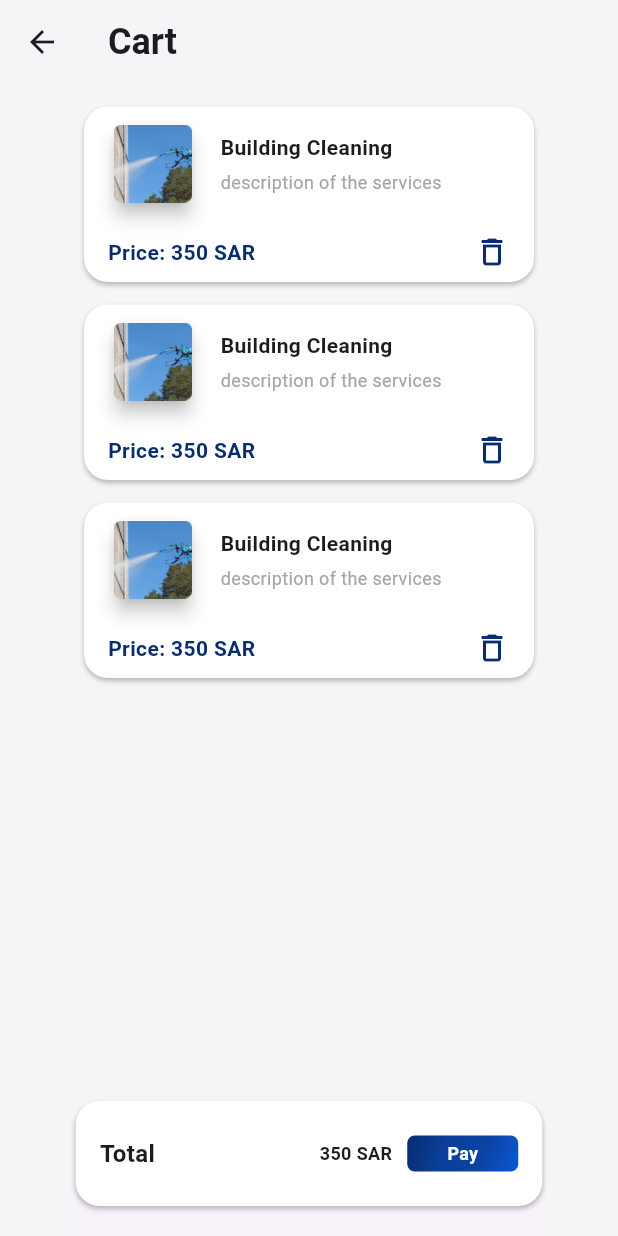
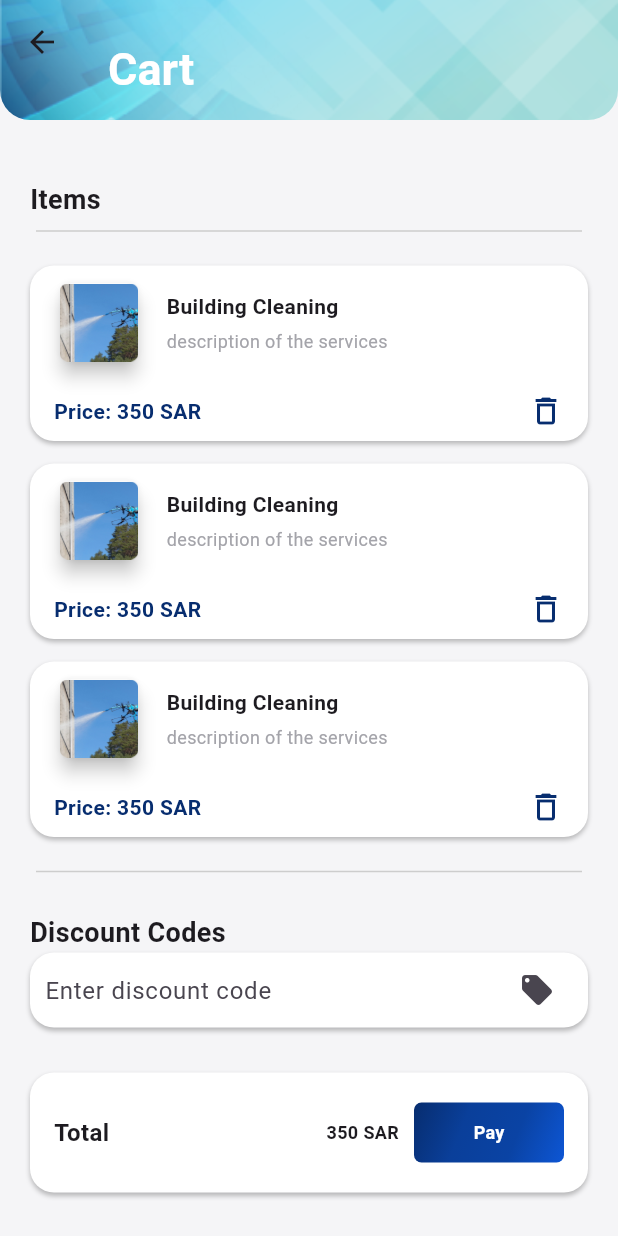
Before and after one commit to Abdulaziz-Alamri/Dronify_app, a Flutter app: the CartScreen screen opened directly, on a phone screen of 412 x 824 dp. Run offline on Flutter 3.47's test engine with Material 3 defaults, Android fonts, the phone set to English and light mode, and no system bars; our stand-ins replace animated_bottom_navigation_bar, bloc, flutter_bloc, font_awesome_flutter, image_picker, pinput and 1 more.

Commit message:
cart updated

```diff
--- a/apps/dronify/lib/Bottom_Nav/bottom_nav_bloc/bottom_nav_bloc.dart
+++ b/apps/dronify/lib/Bottom_Nav/bottom_nav_bloc/bottom_nav_bloc.dart
@@ -1,19 +1,16 @@
 import 'dart:async';
 
 import 'package:bloc/bloc.dart';
+import 'package:dronify/Cart/cart_screen.dart';
 import 'package:dronify/Home/home_screen.dart';
 import 'package:dronify/Order/order_screen.dart';
 import 'package:flutter/material.dart';
-
 
 part 'bottom_nav_event.dart';
 part 'bottom_nav_state.dart';
 
 class BottomNavBloc extends Bloc<BottomNavEvent, BottomNavState> {
-  List<Widget> views = [
-   HomeScreen(),
-   OrderScreen()
-  ];
+  List<Widget> views = [HomeScreen(), OrderScreen(), CartScreen()];
 
   int currentIndex = 0;
 
--- a/apps/dronify/lib/Cart/cart_item_card.dart
+++ b/apps/dronify/lib/Cart/cart_item_card.dart
@@ -9,7 +9,7 @@
       child: Container(
         padding: EdgeInsets.symmetric(horizontal: 16, vertical: 8),
         height: 117,
-        width: 300,
+        width: 400,
         decoration: BoxDecoration(
           color: Colors.white,
           borderRadius: BorderRadius.circular(16),
--- a/apps/dronify/lib/Cart/cart_screen.dart
+++ b/apps/dronify/lib/Cart/cart_screen.dart
@@ -7,44 +7,124 @@
   @override
   Widget build(BuildContext context) {
     return Scaffold(
-      backgroundColor: Color(0xffF5F5F7),
-      appBar: AppBar(
-        backgroundColor: Color(0xffF5F5F7),
-        leading: BackButton(
-          onPressed: () {
-            Navigator.pop(context);
-          },
+      backgroundColor: const Color(0xffF5F5F7),
+      body: CustomScrollView(
+        slivers: [
+          SliverAppBar(
+            expandedHeight: 80.0,
+            flexibleSpace: FlexibleSpaceBar(
+              background: Container(
+                decoration: const BoxDecoration(
+                  image: DecorationImage(
+                    image: AssetImage('assets/appbar1.png'),
+                    fit: BoxFit.cover,
+                  ),
+                  borderRadius: BorderRadius.only(
+                    bottomLeft: Radius.circular(20),
+                    bottomRight: Radius.circular(20),
+                  ),
+                ),
               ),
               title: Text(
                 'Cart',
-          style: TextStyle(fontSize: 24, fontWeight: FontWeight.bold),
+                style: TextStyle(
+                    fontSize: 20,
+                    fontWeight: FontWeight.bold,
+                    color: Colors.white),
               ),
             ),
-      body: SingleChildScrollView(
+            backgroundColor: Colors.transparent,
+            pinned: false,
+          ),
+          SliverToBoxAdapter(
+            child: Padding(
+              padding: const EdgeInsets.symmetric(horizontal: 20),
               child: Column(
                 children: [
                   SizedBox(
+                    height: 40,
+                  ),
+                  const Align(
+                    alignment: Alignment.centerLeft,
+                    child: Text(
+                      'Items',
+                      style: TextStyle(
+                        fontSize: 18,
+                        fontWeight: FontWeight.bold,
+                      ),
+                    ),
+                  ),
+                  const Divider(
+                    color: Color(0xffCDCDCD),
+                    indent: 4,
+                    endIndent: 4,
+                  ),
+                  const SizedBox(
                     height: 15,
                   ),
                   ...List.generate(3, (index) {
-              return Column(
+                    return const Column(
                       children: [
                         CartItemCard(),
                         SizedBox(
                           height: 15,
-                  )
+                        ),
                       ],
                     );
-            })
+                  }),
+                  const Divider(
+                    color: Color(0xffCDCDCD),
+                    indent: 4,
+                    endIndent: 4,
+                  ),
+                  const SizedBox(
+                    height: 20,
+                  ),
+                  const Align(
+                    alignment: Alignment.centerLeft,
+                    child: Text(
+                      'Discount Codes',
+                      style: TextStyle(
+                        fontSize: 18,
+                        fontWeight: FontWeight.bold,
+                      ),
+                    ),
+                  ),
+                  Container(
+                    padding:
+                        const EdgeInsets.symmetric(horizontal: 10, vertical: 8),
+                    width: double.infinity,
+                    height: 50,
+                    decoration: BoxDecoration(
+                      color: Colors.white,
+                      borderRadius: BorderRadius.circular(16),
+                      boxShadow: [
+                        BoxShadow(
+                          color: Colors.black.withOpacity(0.25),
+                          blurRadius: 2,
+                          offset: const Offset(0, 2),
+                        ),
                       ],
                     ),
+                    child: const TextField(
+                      decoration: InputDecoration(
+                        hintText: 'Enter discount code',
+                        border: InputBorder.none,
+                        suffixIcon: Icon(Icons.local_offer),
                       ),
-      bottomSheet: Padding(
-        padding: EdgeInsets.only(bottom: 20),
-        child: Container(
-          padding: EdgeInsets.symmetric(horizontal: 16, vertical: 8),
-          height: 70,
-          width: 311,
+                    ),
+                  ),
+                  const SizedBox(
+                    height: 30,
+                  ),
+                  Column(
+                    mainAxisSize: MainAxisSize.min,
+                    children: [
+                      Container(
+                        padding: const EdgeInsets.symmetric(
+                            horizontal: 16, vertical: 8),
+                        height: 80,
+                        width: 400,
                         decoration: BoxDecoration(
                           color: Colors.white,
                           borderRadius: BorderRadius.circular(16),
@@ -59,22 +139,28 @@
                         child: Row(
                           mainAxisAlignment: MainAxisAlignment.spaceBetween,
                           children: [
-              Text(
+                            const Text(
                               'Total',
-                style: TextStyle(fontSize: 16, fontWeight: FontWeight.bold),
+                              style: TextStyle(
+                                fontSize: 16,
+                                fontWeight: FontWeight.bold,
+                              ),
                             ),
                             Row(
                               children: [
-                  Text(
+                                const Text(
                                   '350 SAR',
-                    style: TextStyle(fontSize: 12, fontWeight: FontWeight.bold),
+                                  style: TextStyle(
+                                    fontSize: 12,
+                                    fontWeight: FontWeight.bold,
                                   ),
-                  SizedBox(
+                                ),
+                                const SizedBox(
                                   width: 10,
                                 ),
                                 Container(
-                    height: 24,
-                    width: 74,
+                                  height: 40,
+                                  width: 100,
                                   decoration: BoxDecoration(
                                     borderRadius: BorderRadius.circular(5),
                                     gradient: const LinearGradient(
@@ -108,11 +194,19 @@
                                   ),
                                 ),
                               ],
-              )
+                            ),
+                          ],
+                        ),
+                      ),
+                    ],
+                  ),
+                  const SizedBox(height: 100),
                 ],
               ),
             ),
           ),
+        ],
+      ),
     );
   }
 }
--- a/apps/dronify/lib/main.dart
+++ b/apps/dronify/lib/main.dart
@@ -20,7 +20,7 @@
     return Sizer(
       builder: (context, orientation, deviceType) {
         return const MaterialApp(
-            debugShowCheckedModeBanner: false, home: SubscriptionScreen());
+            debugShowCheckedModeBanner: false, home: BottomNav());
       },
     );
   }
```
Lines whose indentation alone changed are shown as unchanged.
